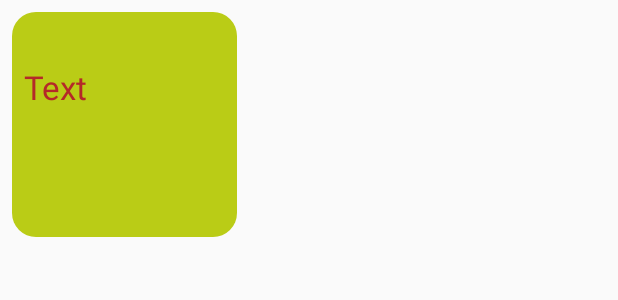
After one commit to VladEzerski/GeoNotes, an Android app: the layout item.xml on its own in the app's theme, with its tools: preview values and no code run, on a phone screen of 412 x 824 dp. The commit adds this screen. Shown: the top 300 px of the screen. Run offline under Robolectric (Android 15) with nearby library versions, the light colour scheme and no system bars.

Commit message:
Added RecyclerView and note's adapter

```diff
--- /dev/null
+++ b/app/src/main/res/layout/item.xml
@@ -0,0 +1,37 @@
+<?xml version="1.0" encoding="utf-8"?>
+<RelativeLayout xmlns:android="http://schemas.android.com/apk/res/android"
+    android:layout_width="wrap_content"
+    android:layout_height="wrap_content"
+    >
+
+
+    <ImageView
+        android:layout_width="150dp"
+        android:layout_height="150dp"
+        android:id="@+id/note_image"
+        android:background="@drawable/shape_rectangle"
+        android:padding="8dp"
+        android:layout_marginLeft="8dp"
+        android:layout_marginRight="8dp"
+        android:layout_marginTop="8dp"
+        />
+
+    <TextView
+        android:layout_width="wrap_content"
+        android:layout_height="wrap_content"
+        android:textAppearance="?android:attr/textAppearanceLarge"
+        android:text="Text"
+        android:id="@+id/note_body"
+        android:textColor="#b42929"
+        android:layout_alignTop="@+id/note_image"
+        android:layout_alignLeft="@+id/note_image"
+        android:layout_alignStart="@+id/note_image"
+        android:layout_marginTop="35dp"
+        android:layout_marginLeft="8dp"
+        android:layout_marginRight="8dp"
+        android:layout_alignRight="@+id/note_image"
+        android:layout_alignEnd="@+id/note_image"
+        android:maxLines="3"
+        />
+
+</RelativeLayout>
```
Also changed, not shown: app/build.gradle (+5 -2 lines), app/src/main/java/com/ezerski/vladislav/geonotes/MainActivity.java (+22 -9 lines), app/src/main/java/com/ezerski/vladislav/geonotes/Note.java (added, +45 -0 lines), app/src/main/java/com/ezerski/vladislav/geonotes/RecyclerAdapter.java (added, +43 -0 lines), app/src/main/res/layout/activity_main.xml (+9 -13 lines).
